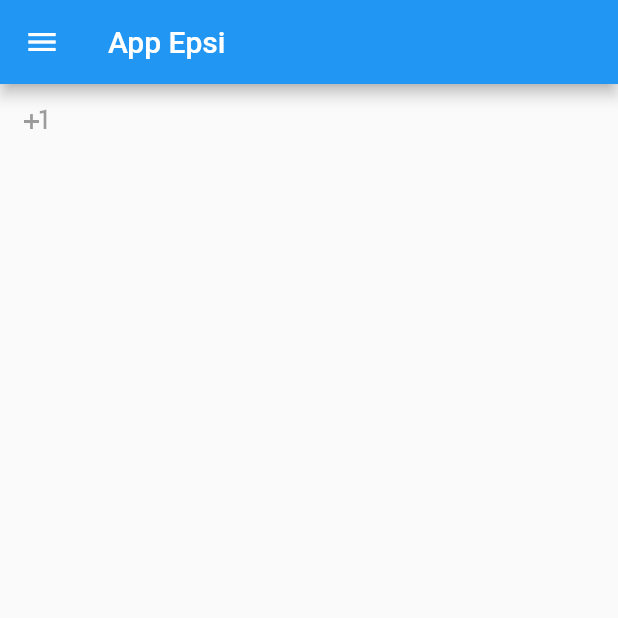
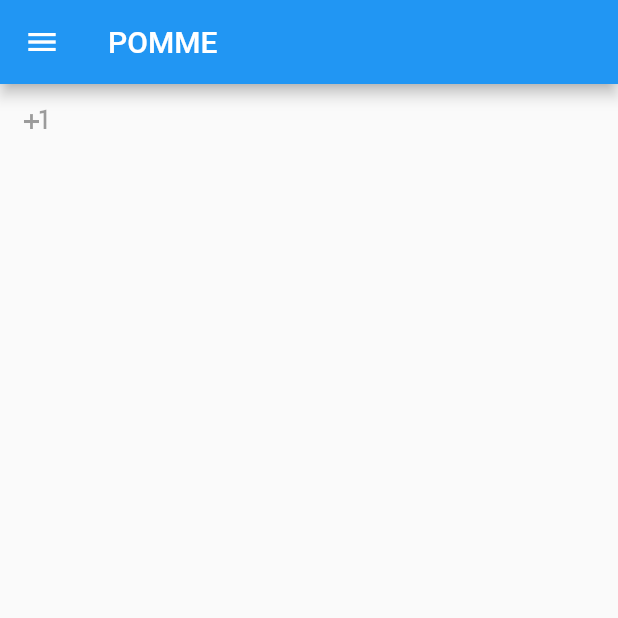
Before and after one commit to Xafree/MSPR_POMME, a Flutter app: the screen it shows after launch, on a phone screen of 412 x 824 dp, the top half of it. Run offline on Flutter 3.47's test engine with Material 2 defaults, Android fonts, the phone set to English and light mode, and no system bars; our stand-ins replace flutter_vector_icons; missing offline and left inert: barcode_scan.

```diff
--- a/lib/controller/qrcodeController.dart
+++ b/lib/api/qrcodeController.dart
@@ -11,6 +11,7 @@ class Qrcodecontroller {
   Qrcodecontroller() {}
 
   Future<http.Response> addDataProduct(int codeController,context) async {
+
     Map data = { // A modifier quand le service sera good
       "typeProduit": "Chemise",
       "description": "Chemise coupe slim, diponible de M à XXL",
@@ -31,5 +32,4 @@ class Qrcodecontroller {
     print(res?.body);
     return res?.body;
   }
-
 }
--- a/lib/main.dart
+++ b/lib/main.dart
@@ -1,6 +1,6 @@
 import 'package:flutter/material.dart';
 import 'package:flutter_app/qr_code/scan.dart';
-import 'home.dart';
+import 'view/home.dart';
 import 'qr_code/scan.dart';
 void main() {
   runApp(MyApp());
@@ -11,7 +11,7 @@ class MyApp extends StatelessWidget {
   @override
   Widget build(BuildContext context) {
     return MaterialApp(
-      title: 'Flutter Demo',
+      title: 'POMME',
       theme: ThemeData(
         primarySwatch: Colors.blue,
         visualDensity: VisualDensity.adaptivePlatformDensity,
--- a/lib/home.dart
+++ b/lib/view/home.dart
@@ -2,9 +2,9 @@ import 'dart:async';
 
 import 'package:flutter/cupertino.dart';
 import 'package:flutter/material.dart';
-import 'controller/qrcodeController.dart';
-import 'drawer.dart';
-import 'footer.dart';
+import '../api/qrcodeController.dart';
+import 'template/drawer.dart';
+import 'template/footer.dart';
 
 class Home extends StatefulWidget{
   @override
@@ -23,7 +23,7 @@ class _HomeState extends State<Home>{
   Widget build(BuildContext context) {
     return Scaffold(
       appBar: AppBar(
-        title: const Text('App Epsi'),
+        title: const Text('POMME'),
       ),
       drawer: DrawernavBarre(),
       body:SafeArea(
```
Also changed, not shown: lib/qr_code/scan.dart (+4 -4 lines), lib/view/template/drawer.dart (renamed from lib/drawer.dart), lib/view/template/footer.dart (renamed from lib/footer.dart), pubspec.lock, 3 other files.
